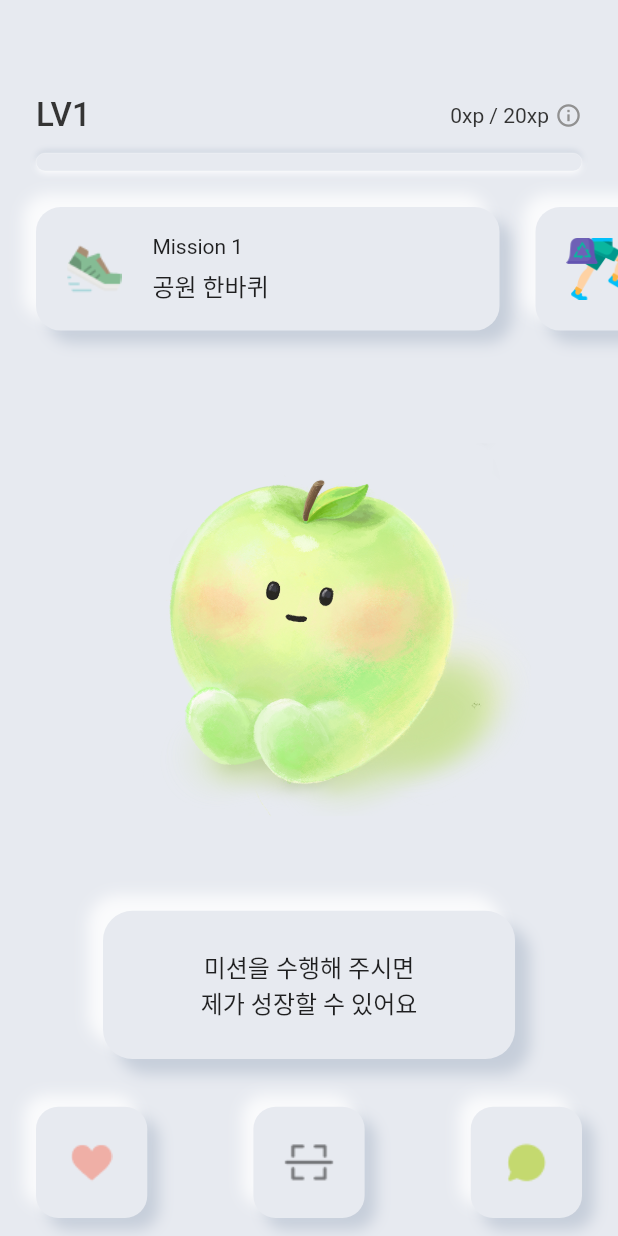
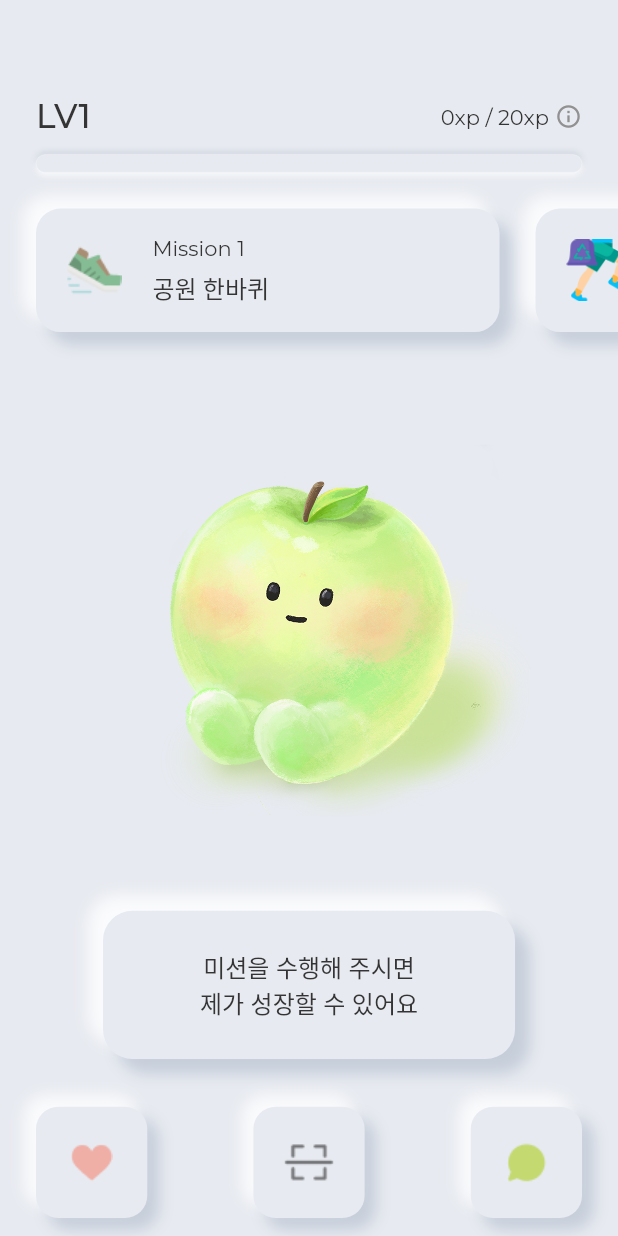
Before and after one commit to SWM-NiceGuy/SavingZoo-Client, a Flutter app: the first screen one second after launch, on a phone screen of 412 x 824 dp. Run offline on Flutter 3.47's test engine with Material 2 defaults, Android fonts, the phone set to English and light mode, and no system bars; our stand-ins replace google_fonts, lottie, permission_handler, shared_preferences; missing offline and left inert: jose, qr_code_scanner, simple_barcode_scanner, word_break_text.

Commit message:
design: Theme 적용

```diff
--- a/lib/main.dart
+++ b/lib/main.dart
@@ -1,14 +1,11 @@
 import 'package:amond/di/provider_setup.dart';
 import 'package:amond/presentation/screens/main_screen.dart';
 import 'package:amond/presentation/screens/qr_scanner.dart';
-import 'package:amond/presentation/screens/splash_screen.dart';
-import 'package:amond/secrets/secret.dart';
-import 'package:firebase_core/firebase_core.dart';
+import 'package:amond/ui/colors.dart';
 import 'package:flutter/material.dart';
-import 'package:kakao_flutter_sdk/kakao_flutter_sdk_common.dart';
+import 'package:google_fonts/google_fonts.dart';
 import 'package:provider/provider.dart';
 
-import 'utils/apple_client_secret.dart';
 
 void main() async {
   WidgetsFlutterBinding.ensureInitialized();
@@ -28,12 +25,17 @@ class MyApp extends StatelessWidget {
   // This widget is the root of your application.
   @override
   Widget build(BuildContext context) {
+    final themeData = ThemeData(
+      textTheme: GoogleFonts.montserratTextTheme(
+          Theme.of(context).textTheme.apply(bodyColor: blackColor)),
+      primarySwatch: primarySwatch,
+      brightness: Brightness.light,
+    );
+
     return MaterialApp(
       title: 'Flutter Demo',
-      theme: ThemeData(
-        primarySwatch: Colors.blue,
-      ),
-
+      theme: themeData,
+      darkTheme: themeData,
       home: const MainScreen(),
       routes: {
         MainScreen.routeName: (context) => const MainScreen(),
--- a/lib/presentation/screens/grow/grow_screen.dart
+++ b/lib/presentation/screens/grow/grow_screen.dart
@@ -152,6 +152,7 @@ class GrowScreen extends StatelessWidget {
                           Duration(milliseconds: growController.fadeDuration),
                       child: Image.asset(
                         growController.avatarPath,
+                        filterQuality: FilterQuality.high,
                         // height: 180.0,
                       ),
                     ),
@@ -202,6 +203,7 @@ class GrowScreen extends StatelessWidget {
                                   builder: (context) =>
                                       const SimpleBarcodeScannerPage(),
                                 ));
+                              print(res);
                             if (res == mission1) {
                               growController.changeMissionCompleted(1);
                               executeMissionComplete();
--- a/lib/ui/colors.dart
+++ b/lib/ui/colors.dart
@@ -1,4 +1,6 @@
 import 'dart:ui';
+
+import 'package:flutter/material.dart';
 
 const kakaoLoginBackground = Color(0xffFEE500);
 final kakaoLoginTextColor = const Color(0xff000000).withOpacity(0.85);
@@ -10,3 +12,16 @@ const expTextColor = Color(0xFF7FC439);
 const blackColor = Color(0xFF343434);
 const darkShadowColor = Color(0xFFC6CEDA);
 const lightShadowColor = Color(0xCDFFFFFF);
+
+final primarySwatch = MaterialColor(expBarColor2.value, const <int, Color>{
+  50: expBarColor2,
+  100: expBarColor2,
+  200: expBarColor2,
+  300: expBarColor2,
+  400: expTextColor,
+  500: expTextColor,
+  600: expTextColor,
+  700: expTextColor,
+  800: expTextColor,
+  900: expTextColor,
+});
--- a/pubspec.yaml
+++ b/pubspec.yaml
@@ -48,6 +48,7 @@ dependencies:
   jose: ^0.3.2
   json_annotation: ^4.6.0
   simple_barcode_scanner: ^0.0.5
+  google_fonts: ^3.0.1
 
 dev_dependencies:
   flutter_test:
```
Also changed, not shown: pubspec.lock, 1 other file.
